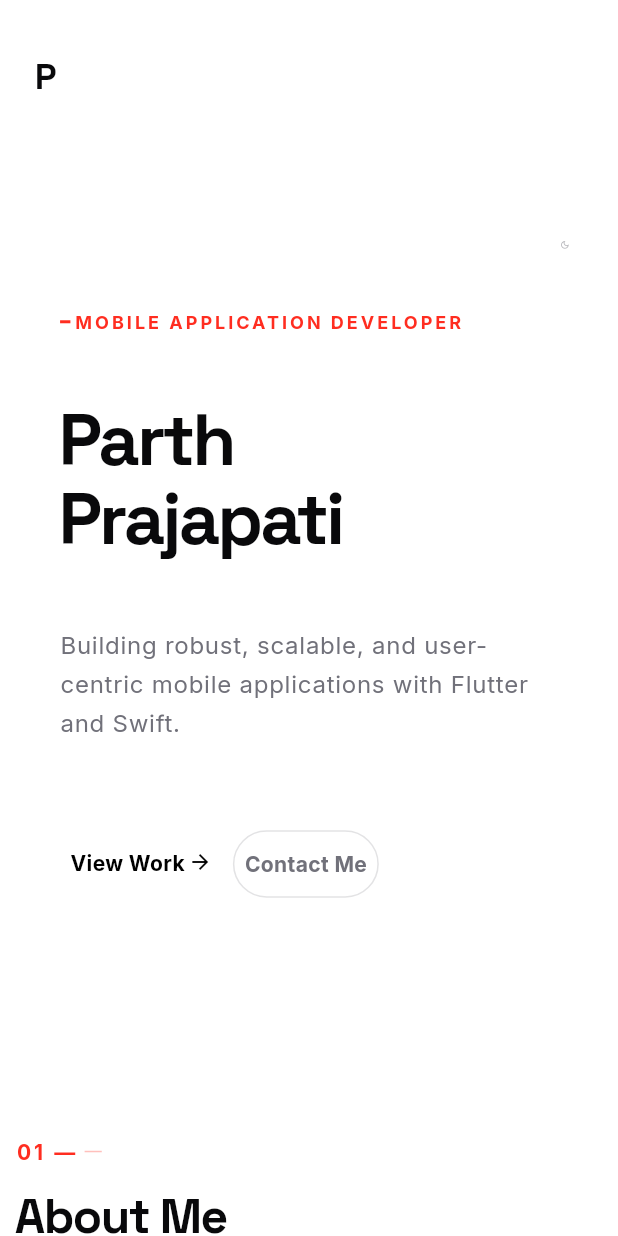
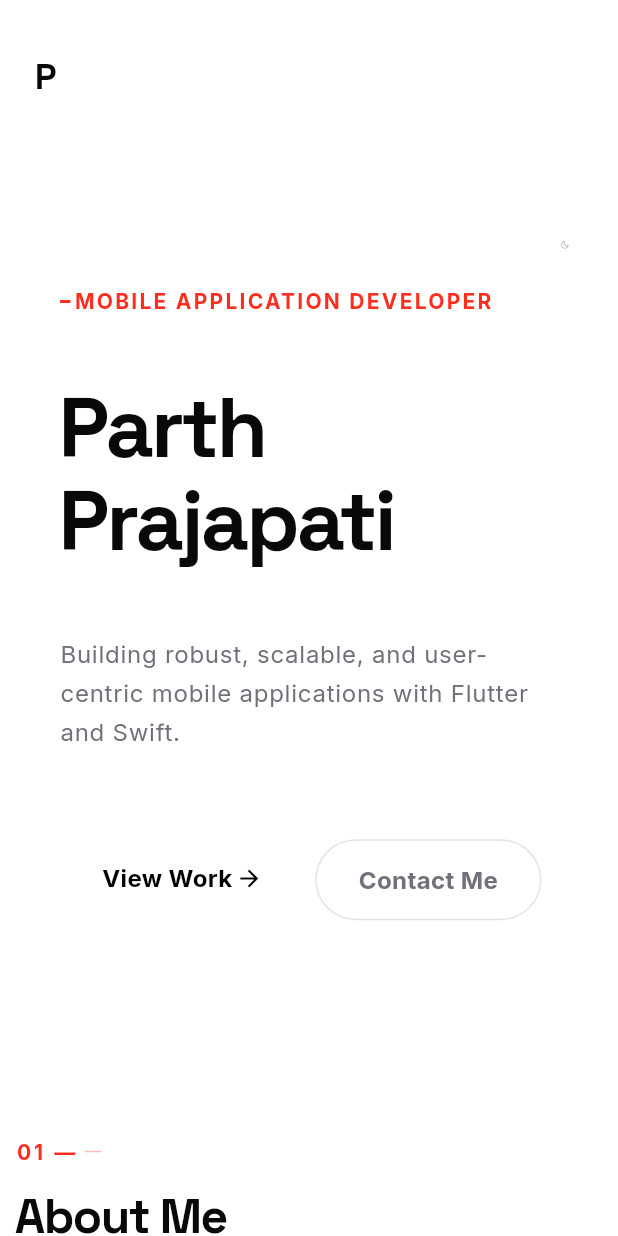
Before and after one commit to parthsp33/parth-resume-app, a Flutter app: the screen it shows after launch, after a tap on the "light mode" icon, on a phone screen of 412 x 824 dp. Run offline on Flutter 3.47's test engine with Material 3 defaults, Android fonts, the phone set to English and light mode, and no system bars; our stand-ins replace firebase_core, fl_chart, flutter_screenutil, google_fonts; accounts and stored records are empty.

Commit message:
Fix mobile responsiveness, update GitHub URL, and remove Creato-Kit

```diff
--- a/lib/config/resume_data.dart
+++ b/lib/config/resume_data.dart
@@ -9,7 +9,7 @@
   static const String mobile = "7383493845";
   static const String email = "bantiprajapati33@gmail.com";
   static const String linkedin = "https://www.linkedin.com/in/parth-prajapati-7174b2144";
-  static const String github = "https://github.com/yudizparth";
+  static const String github = "https://github.com/parthsp33";
   static const String website = "https://parth-prajapati-resume.web.app/";
 
   static const List<Map<String, dynamic>> experience = [
@@ -181,20 +181,6 @@
       appStoreLink: "https://apps.apple.com/us/app/pick-up-my-things/id1563413994",
     ),
     ProjectModel(
-      name: "Creato-Kit",
-      shortDescription: "Professional editor app for small businesses to create festival and daily brand banners.",
-      status: "Complete",
-      tools: "Flutter 2.5, Android Studio, Xcode",
-      keyFeatures: [
-        "Business registration and brand identity management",
-        "Robust image and video editor for posters/banners",
-        "Single-click social media sharing and local downloads"
-      ],
-      teamSize: 2,
-      appStoreLink: "https://apps.apple.com/app/id1591731993",
-      playStoreLink: "https://play.google.com/store/apps/details?id=com.amar.creatokit",
-    ),
-    ProjectModel(
       name: "Shop & Me",
       shortDescription: "Hyperlocal grocery application for fast food and vegetable delivery.",
       status: "Complete",
--- a/lib/widgets/sections/achievements_section.dart
+++ b/lib/widgets/sections/achievements_section.dart
@@ -8,6 +8,8 @@
 
   @override
   Widget build(BuildContext context) {
+    double screenWidth = MediaQuery.of(context).size.width;
+    bool isMobile = screenWidth < 600;
 
     return Container(
       margin: EdgeInsets.only(bottom: 100.h),
@@ -16,17 +18,24 @@
         children: [
           Row(
             children: [
-              Container(width: 72.w, height: 2, color: AppColors.primary),
-              SizedBox(width: 24.w),
-              Text('MILESTONES', style: Theme.of(context).textTheme.labelLarge),
+              Container(width: isMobile ? 40 : 72.w, height: 2, color: AppColors.primary),
+              SizedBox(width: isMobile ? 12 : 24.w),
+              Text(
+                'MILESTONES',
+                style: Theme.of(context).textTheme.labelLarge?.copyWith(
+                  fontSize: isMobile ? 12 : 14.sp,
+                )
+              ),
             ],
           ),
           SizedBox(height: 24.h),
           Text(
             'Awards & Recognition',
-            style: Theme.of(context).textTheme.displayMedium,
+            style: Theme.of(context).textTheme.displayMedium?.copyWith(
+              fontSize: isMobile ? 36 : 56.sp,
+            ),
           ),
-          SizedBox(height: 60.h),
+          SizedBox(height: isMobile ? 40.h : 60.h),
 
           ...ResumeData.achievements.map((achievement) => _buildAchievementItem(
             achievement['title'],
@@ -40,6 +49,7 @@
   }
 
   Widget _buildAchievementItem(String title, String date, String description, BuildContext context) {
+    bool isMobile = MediaQuery.of(context).size.width < 600;
     return Padding(
       padding: EdgeInsets.only(bottom: 40.h),
       child: Column(
@@ -50,14 +60,14 @@
             style: Theme.of(context).textTheme.titleLarge?.copyWith(
               color: Theme.of(context).textTheme.displayLarge?.color,
               fontWeight: FontWeight.w700,
-              fontSize: 20.sp,
+              fontSize: isMobile ? 18 : 20.sp,
             ),
           ),
           if (date.isNotEmpty) ...[
             SizedBox(height: 5.h),
             Text(
               date,
-              style: TextStyle(color: AppColors.primary, fontWeight: FontWeight.w600, fontSize: 13.sp),
+              style: TextStyle(color: AppColors.primary, fontWeight: FontWeight.w600, fontSize: isMobile ? 12 : 13.sp),
             ),
           ],
           SizedBox(height: 12.h),
@@ -65,6 +75,7 @@
             description,
             style: Theme.of(context).textTheme.bodyLarge?.copyWith(
               height: 1.6,
+              fontSize: isMobile ? 15 : 18.sp,
               color: Theme.of(context).textTheme.bodyLarge?.color?.withValues(alpha: 0.8),
             ),
           ),
--- a/lib/widgets/sections/hero_section.dart
+++ b/lib/widgets/sections/hero_section.dart
@@ -97,8 +97,8 @@
                           Text(
                             ResumeData.role.split('|').first.trim().toUpperCase(),
                             style: Theme.of(context).textTheme.labelLarge?.copyWith(
-                              fontSize: isMobile ? 12 : 12.sp,
-                              letterSpacing: isMobile ? 2 : 3,
+                              fontSize: isMobile ? 14 : 12.sp,
+                              letterSpacing: isMobile ? 1.5 : 3,
                             ),
                           ),
                         ],
@@ -108,7 +108,7 @@
                       Text(
                         "${ResumeData.name.split(' ').first}\n${ResumeData.name.split(' ').last}",
                         style: Theme.of(context).textTheme.displayLarge?.copyWith(
-                          fontSize: isMobile ? 48 : 120.sp,
+                          fontSize: isMobile ? 56 : 120.sp,
                           color: Theme.of(context).textTheme.displayLarge?.color,
                           height: 1.1,
                         ),
@@ -166,8 +166,8 @@
       onTap: onPressed,
       child: Container(
         padding: EdgeInsets.symmetric(
-          horizontal: isMobile ? 24.w : 32.w,
-          vertical: isMobile ? 12.h : 16.h
+          horizontal: isMobile ? 28 : 32.w,
+          vertical: isMobile ? 14 : 16.h
         ),
         decoration: BoxDecoration(
           color: bgColor,
@@ -181,13 +181,13 @@
               label,
               style: TextStyle(
                 color: textColor,
-                fontSize: isMobile ? 14 : 16.sp,
+                fontSize: isMobile ? 16 : 16.sp,
                 fontWeight: FontWeight.w700,
               ),
             ),
             if (isPrimary) ...[
                SizedBox(width: 8.w),
-               Icon(Icons.arrow_forward, color: textColor, size: isMobile ? 16 : 18.sp),
+               Icon(Icons.arrow_forward, color: textColor, size: isMobile ? 18 : 18.sp),
             ],
           ],
         ),
--- a/lib/widgets/sections/projects_section.dart
+++ b/lib/widgets/sections/projects_section.dart
@@ -14,17 +14,17 @@
     bool isMobile = screenWidth < 600;
 
     return Container(
-      padding: EdgeInsets.symmetric(horizontal: isMobile ? 20.w : 40.w),
+      padding: EdgeInsets.symmetric(horizontal: isMobile ? 12 : 40.w),
       child: Column(
         crossAxisAlignment: CrossAxisAlignment.start,
         children: [
           Text(
             'Selected Work',
             style: Theme.of(context).textTheme.displayMedium?.copyWith(
-              fontSize: isMobile ? 32 : 48.sp,
+              fontSize: isMobile ? 36 : 48.sp,
             ),
           ),
-          SizedBox(height: 64.h),
+          SizedBox(height: isMobile ? 32.h : 64.h),
           GridView.builder(
             shrinkWrap: true,
             physics: const NeverScrollableScrollPhysics(),
@@ -32,7 +32,7 @@
               crossAxisCount: isMobile ? 1 : 2,
               crossAxisSpacing: 32.w,
               mainAxisSpacing: 32.h,
-              childAspectRatio: isMobile ? 1.1 : 1.5,
+              childAspectRatio: isMobile ? 1.0 : 1.5,
             ),
             itemCount: ResumeData.projects.length,
             itemBuilder: (context, index) {
@@ -55,7 +55,7 @@
         }
       },
       child: Container(
-        padding: EdgeInsets.all(24.r),
+        padding: EdgeInsets.all(isMobile ? 16 : 24.r),
         decoration: BoxDecoration(
           color: Theme.of(context).brightness == Brightness.dark
               ? AppColors.surfaceDark.withValues(alpha: 0.4)
@@ -84,7 +84,7 @@
               mainAxisAlignment: MainAxisAlignment.spaceBetween,
               children: [
                 Container(
-                  padding: EdgeInsets.all(10.r),
+                  padding: EdgeInsets.all(isMobile ? 8 : 10.r),
                   decoration: BoxDecoration(
                     color: Theme.of(context).brightness == Brightness.dark
                         ? Colors.white.withValues(alpha: 0.03)
@@ -99,14 +99,14 @@
                   child: Icon(
                     Icons.launch,
                     color: Theme.of(context).brightness == Brightness.dark ? Colors.white : AppColors.primary,
-                    size: 20.sp
+                    size: isMobile ? 18 : 20.sp
                   ),
                 ),
                 Text(
                    project.status.toUpperCase(),
                    style: TextStyle(
                      color: Theme.of(context).textTheme.bodyLarge?.color?.withValues(alpha: 0.4),
-                     fontSize: 10.sp,
+                     fontSize: isMobile ? 10 : 10.sp,
                      fontWeight: FontWeight.bold,
                      letterSpacing: 2,
                    ),
@@ -117,18 +117,18 @@
             Text(
               project.name,
               style: TextStyle(
-                fontSize: isMobile ? 20 : 24.sp,
+                fontSize: isMobile ? 22 : 24.sp,
                 fontWeight: FontWeight.w700,
                 color: Theme.of(context).brightness == Brightness.dark ? Colors.white : Colors.black87,
               ),
             ),
-            SizedBox(height: 12.h),
+            SizedBox(height: isMobile ? 8.h : 12.h),
             Text(
               project.shortDescription,
               maxLines: 2,
               overflow: TextOverflow.ellipsis,
               style: TextStyle(
-                fontSize: isMobile ? 14 : 14.sp,
+                fontSize: isMobile ? 15 : 14.sp,
                 color: Theme.of(context).textTheme.bodyLarge?.color?.withValues(alpha: 0.6),
                 height: 1.5,
               ),
@@ -147,9 +147,9 @@
 
 
   Widget _buildTechChip(String text, BuildContext context) {
-    bool isMobile = MediaQuery.of(context).size.width < 800;
+    bool isMobile = MediaQuery.of(context).size.width < 600;
     return Container(
-      padding: EdgeInsets.symmetric(horizontal: 10.w, vertical: 4.h),
+      padding: EdgeInsets.symmetric(horizontal: isMobile ? 8 : 10.w, vertical: 4.h),
       decoration: BoxDecoration(
         color: Theme.of(context).brightness == Brightness.dark
             ? Colors.white.withValues(alpha: 0.03)
@@ -165,7 +165,7 @@
         text,
         style: TextStyle(
           color: Theme.of(context).textTheme.bodyLarge?.color?.withValues(alpha: 0.5),
-          fontSize: isMobile ? 10 : 11.sp,
+          fontSize: isMobile ? 12 : 11.sp,
           fontWeight: FontWeight.w600,
         ),
       ),
```
Also changed, not shown: 1 other file.
